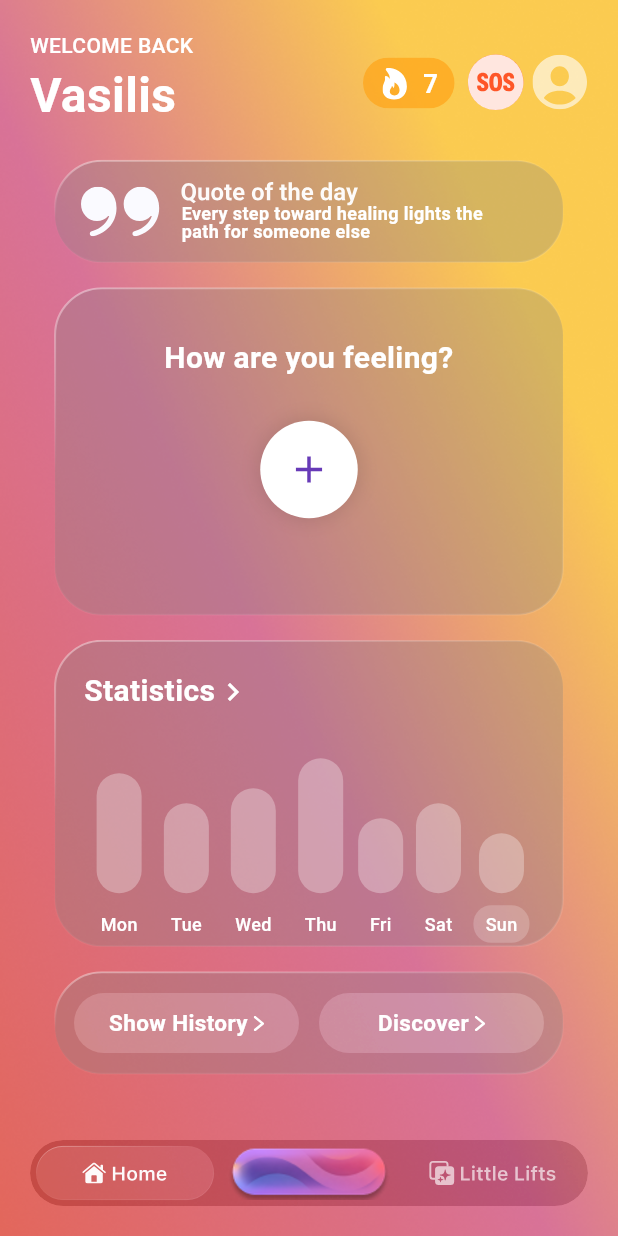
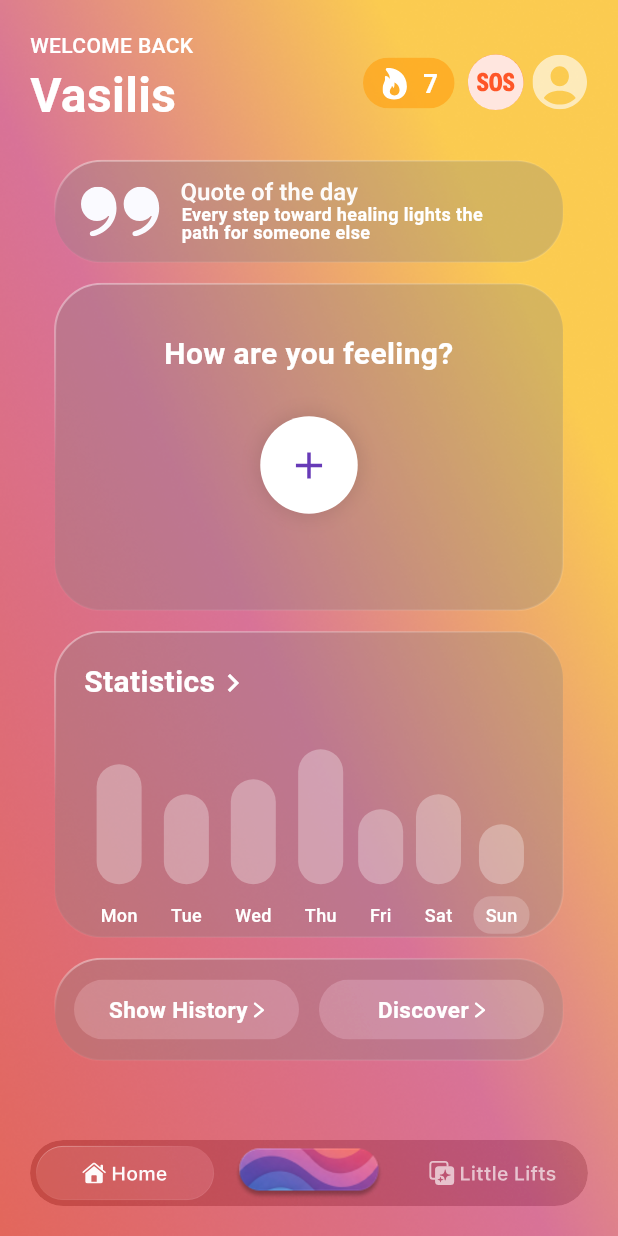
Before and after one commit to vchr1stou/MoodFlow, a Flutter app: the HomescreenScreen screen opened by its route, on a phone screen of 412 x 824 dp. Run offline on Flutter 3.47's test engine with Material 3 defaults, Android fonts, the phone set to English and light mode, and no system bars; our stand-ins replace cached_network_image, calendar_date_picker2, connectivity_plus, firebase_auth, firebase_core, fl_chart and 9 more; missing offline and left inert: responsive_grid_list; accounts and stored records are empty; project files that could hold a hidden picture were left out.

Commit message:
homescreen tweaks

```diff
--- a/lib/presentation/homescreen_screen/homescreen_screen.dart
+++ b/lib/presentation/homescreen_screen/homescreen_screen.dart
@@ -76,18 +76,18 @@ class HomescreenScreenState extends State<HomescreenScreen> {
                         ),
                       ),
                       _buildQuoteCard(),
-                      SizedBox(height: 16),
+                      SizedBox(height: 13),
                       _buildFeelingCard(),
-                      SizedBox(height: 16),
+                      SizedBox(height: 13),
                       Padding(
                         padding: EdgeInsets.symmetric(horizontal: 20),
                         child: Column(
                           crossAxisAlignment: CrossAxisAlignment.start,
                           children: [
                             _buildStatisticsCard(),
-                            SizedBox(height: 16),
+                            SizedBox(height: 13),
                             _buildActionButtons(),
-                            SizedBox(height: 20),
+                            SizedBox(height: 23),
                           ],
                         ),
                       ),
@@ -245,7 +245,7 @@ class HomescreenScreenState extends State<HomescreenScreen> {
               Positioned(
                 left: sideSpace + 85,
                 right: sideSpace + 40,
-                top: 30,
+                top: 31,
                 child: Text(
                   'Every step toward healing lights the path for someone else',
                   style: GoogleFonts.roboto(
--- a/pubspec.yaml
+++ b/pubspec.yaml
@@ -46,3 +46,4 @@ flutter:
     - assets/images/bottom_bar_home_pressed.svg
     - assets/images/ai_button.svg
     - assets/images/ai_button.png
+    - assets/images/img_image.png
```
Also changed, not shown: assets/images/ai_button.png, assets/images/ai_button.svg, assets/images/bottom_bar_wrapper.svg (added), assets/images/home_wrapper.svg (added).
